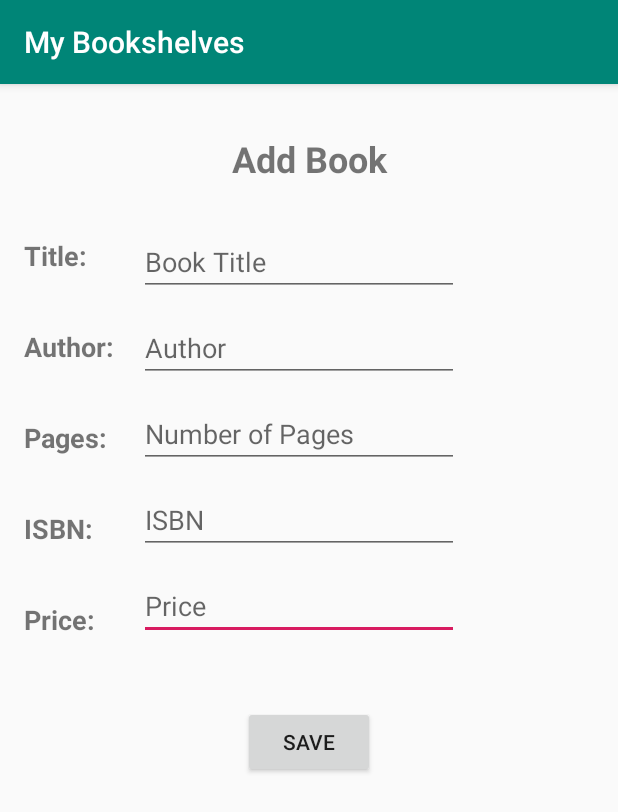
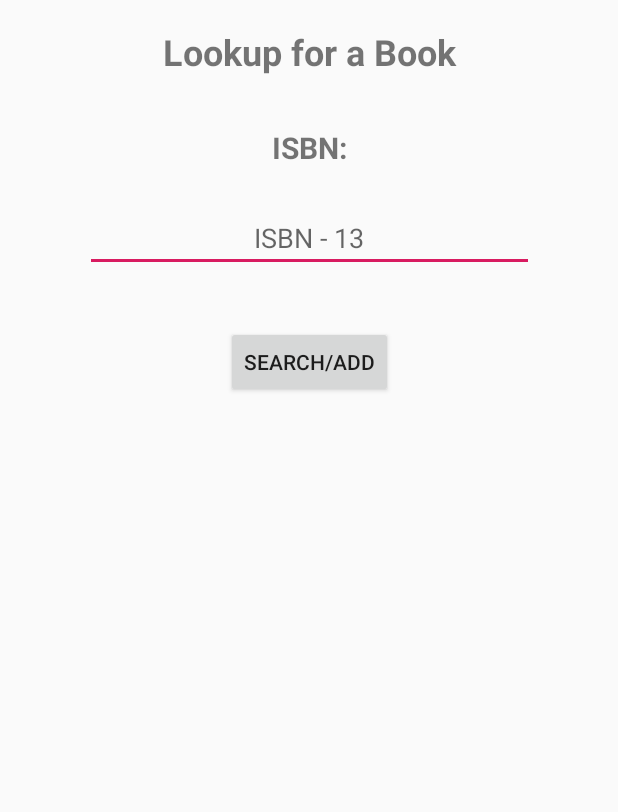
Before and after one commit to jgomez97/MyBookshelves, an Android app: the BookshelfActivity screen opened directly, with no data from a screen before it, in the options menu, after a tap on "Add New Book", on a phone screen of 412 x 824 dp. Shown: the top 812 px of the screen. Run offline under Robolectric (Android 15) with nearby library versions, the phone set to English and light mode, and no system bars; 3 statements that could not run were skipped.

Commit message:
GoogleBooksAPI implementation
+ Internet access permissions added to the AndroidManifest.xml
+ A new activity called BookLookup was implemented, it will ask just for an ISBN when user tries to add a new book. (Needs improvement)
+ A new util class called JsonHandler was created, its responsable to read the json file generated by the GoogleBooksApi and insert the information gathered into the book.

```diff
--- a/app/build.gradle
+++ b/app/build.gradle
@@ -22,6 +22,7 @@ dependencies {
     implementation fileTree(dir: 'libs', include: ['*.jar'])
     implementation 'com.android.support:appcompat-v7:27.1.1'
     implementation 'com.android.support.constraint:constraint-layout:1.1.3'
+    implementation 'com.android.support:design:27.1.1'
     testImplementation 'junit:junit:4.12'
     androidTestImplementation 'com.android.support.test:runner:1.0.2'
     androidTestImplementation 'com.android.support.test.espresso:espresso-core:3.0.2'
--- /dev/null
+++ b/app/src/main/java/cs4330/cs/utep/mybookshelves/BookLookup.java
@@ -0,0 +1,142 @@
+package cs4330.cs.utep.mybookshelves;
+
+import android.app.Activity;
+import android.content.Intent;
+import android.os.AsyncTask;
+import android.support.v7.app.AppCompatActivity;
+import android.os.Bundle;
+import android.util.JsonReader;
+import android.view.View;
+import android.widget.Button;
+import android.widget.TextView;
+
+import org.json.JSONArray;
+import org.json.JSONException;
+import org.json.JSONObject;
+
+import java.io.BufferedReader;
+import java.io.IOException;
+import java.io.InputStream;
+import java.io.InputStreamReader;
+import java.net.HttpURLConnection;
+import java.net.MalformedURLException;
+import java.net.URL;
+
+import cs4330.cs.utep.mybookshelves.manager.Book;
+import cs4330.cs.utep.mybookshelves.manager.Bookshelf;
+import cs4330.cs.utep.mybookshelves.utils.JsonHandler;
+
+public class BookLookup extends AppCompatActivity {
+
+    private Bookshelf bookshelf;
+    private Book book;
+
+    /** TextView */
+    private TextView lookupISBN;
+
+    /** Button */
+    private Button searchBtn;
+
+    /** Strings */
+    String isbn = "", link = "", text = "";
+    final private String key = "AIzaSyDeCpmRGZA0nTEgle1DUUq-RHLt9P8iwfU";
+
+    @Override
+    protected void onCreate(Bundle savedInstanceState) {
+        super.onCreate(savedInstanceState);
+        setContentView(R.layout.activity_book_lookup);
+
+        setUpComponents();
+
+        Intent i = getIntent();
+        bookshelf = (Bookshelf) i.getSerializableExtra("bookshelf");
+        if(i.hasExtra("isbn")) {
+           lookupISBN.setText(i.getStringExtra("isbn"));
+        }
+        book = new Book();
+
+        searchBtn.setOnClickListener(new View.OnClickListener() {
+            @Override
+            public void onClick(View view) {
+                if (!lookupISBN.getText().toString().matches("")) {
+                    if (lookupISBN.getText().toString().length() == 13) {
+                        isbn = lookupISBN.getText().toString();
+                        link = "https://www.googleapis.com/books/v1/volumes?q=isbn:" + isbn + "&key=" + key;
+                        new GoogleApiRequest().execute();
+                    } else {
+                        lookupISBN.setError("Please make sure you are introducing the full ISBN (13 characters) of the book.");
+                    }
+                } else {
+                    lookupISBN.setError("The isbn field cannot be empty.");
+                }
+            }
+        });
+    }
+
+    private class GoogleApiRequest extends AsyncTask<Void,Void,Void> {
+
+        @Override
+        protected Void doInBackground(Void... voids) {
+            if(isCancelled()){
+                return null;
+            }
+            try {
+                URL url = new URL(link);
+                HttpURLConnection httpURLConnection = (HttpURLConnection) url.openConnection();
+
+                InputStream inputStream = httpURLConnection.getInputStream();
+                BufferedReader bufferedReader = new BufferedReader(new InputStreamReader(inputStream));
+                String line = "";
+                while (line != null) {
+                    line = bufferedReader.readLine();
+                    text = text + line;
+                }
+            } catch (MalformedURLException e) {
+                e.printStackTrace();
+            } catch (IOException e) {
+                e.printStackTrace();
+            }
+            return null;
+        }
+
+        @Override
+        protected void onPostExecute(Void aVoid) {
+            super.onPostExecute(aVoid);
+
+            if(!bookIsOnAPI()) {
+                lookupISBN.setError("ISBN not found!");
+                this.cancel(true);
+            } else {
+                book.setIsbn(Long.parseLong(lookupISBN.getText().toString()));
+                book.setPrice(1.99);
+                book.setBookshelfName(bookshelf.getName());
+                JsonHandler reader = new JsonHandler(text, book);
+                book = reader.getBookData();
+
+                bookshelf.addBook("new", book);
+                getIntent().putExtra("bookshelf", bookshelf);
+                setResult(Activity.RESULT_OK, getIntent());
+                finish();
+            }
+        }
+    }
+
+    private boolean bookIsOnAPI() {
+        try {
+            JSONObject jObject = new JSONObject(text);
+            if(jObject.getInt("totalItems") >= 1)
+                return true;
+        } catch (JSONException e) {
+            e.printStackTrace();
+        }
+        return false;
+    }
+
+    /**
+     * Defines all components used by the activity.
+     * */
+    private void setUpComponents () {
+        lookupISBN = findViewById(R.id.isbnLookup);
+        searchBtn = findViewById(R.id.isbnButtonLookup);
+    }
+}
--- a/app/src/main/java/cs4330/cs/utep/mybookshelves/BookshelfActivity.java
+++ b/app/src/main/java/cs4330/cs/utep/mybookshelves/BookshelfActivity.java
@@ -100,9 +100,8 @@ public class BookshelfActivity extends AppCompatActivity {
     public boolean onOptionsItemSelected(MenuItem item) {
         switch(item.getItemId()) {
             case R.id.bookshelfMenuItem1:
-                Intent i = new Intent(this, BookEditor.class);
+                Intent i = new Intent(this, BookLookup.class);
                 i.putExtra("bookshelf", bookshelf);
-                i.putExtra("bookName", "new");
                 startActivityForResult(i, 1);
                 break;
             default:
--- a/app/src/main/res/layout/activity_book_editor.xml
+++ b/app/src/main/res/layout/activity_book_editor.xml
@@ -106,7 +106,7 @@
         android:id="@+id/bookEditorTitle"
         android:layout_width="222dp"
         android:layout_height="43dp"
-        android:layout_marginStart="94dp"
+        android:layout_marginStart="95dp"
         android:layout_marginTop="33dp"
         android:layout_marginEnd="94dp"
         android:text="Add Book"
--- /dev/null
+++ b/app/src/main/res/layout/activity_book_lookup.xml
@@ -0,0 +1,65 @@
+<?xml version="1.0" encoding="utf-8"?>
+<android.support.constraint.ConstraintLayout xmlns:android="http://schemas.android.com/apk/res/android"
+    xmlns:app="http://schemas.android.com/apk/res-auto"
+    xmlns:tools="http://schemas.android.com/tools"
+    android:layout_width="match_parent"
+    android:layout_height="match_parent"
+    tools:context=".BookLookup">
+
+    <TextView
+        android:id="@+id/titleLookup"
+        android:layout_width="368dp"
+        android:layout_height="wrap_content"
+        android:layout_marginStart="21dp"
+        android:layout_marginTop="18dp"
+        android:layout_marginEnd="21dp"
+        android:text="Lookup for a Book"
+        android:textAlignment="center"
+        android:textSize="24sp"
+        android:textStyle="bold"
+        app:layout_constraintEnd_toEndOf="parent"
+        app:layout_constraintStart_toStartOf="parent"
+        app:layout_constraintTop_toTopOf="parent" />
+
+    <TextView
+        android:id="@+id/isbnLabelLookup"
+        android:layout_width="wrap_content"
+        android:layout_height="wrap_content"
+        android:layout_marginStart="180dp"
+        android:layout_marginTop="34dp"
+        android:layout_marginEnd="180dp"
+        android:text="ISBN:"
+        android:textSize="20sp"
+        android:textStyle="bold"
+        app:layout_constraintEnd_toEndOf="parent"
+        app:layout_constraintStart_toStartOf="parent"
+        app:layout_constraintTop_toBottomOf="@+id/titleLookup" />
+
+    <EditText
+        android:id="@+id/isbnLookup"
+        android:layout_width="299dp"
+        android:layout_height="wrap_content"
+        android:layout_marginStart="56dp"
+        android:layout_marginTop="24dp"
+        android:layout_marginEnd="56dp"
+        android:ems="10"
+        android:hint="ISBN - 13"
+        android:inputType="number"
+        android:textAlignment="center"
+        app:layout_constraintEnd_toEndOf="parent"
+        app:layout_constraintStart_toStartOf="parent"
+        app:layout_constraintTop_toBottomOf="@+id/isbnLabelLookup" />
+
+    <Button
+        android:id="@+id/isbnButtonLookup"
+        android:layout_width="wrap_content"
+        android:layout_height="wrap_content"
+        android:layout_marginStart="161dp"
+        android:layout_marginTop="36dp"
+        android:layout_marginEnd="161dp"
+        android:text="Search/Add"
+        app:layout_constraintEnd_toEndOf="parent"
+        app:layout_constraintStart_toStartOf="parent"
+        app:layout_constraintTop_toBottomOf="@+id/isbnLookup" />
+
+</android.support.constraint.ConstraintLayout>
--- /dev/null
+++ b/app/src/main/res/values/dimens.xml
@@ -0,0 +1,3 @@
+<resources>
+    <dimen name="fab_margin">16dp</dimen>
+</resources>
--- a/app/src/main/res/values/strings.xml
+++ b/app/src/main/res/values/strings.xml
@@ -1,3 +1,4 @@
 <resources>
     <string name="app_name">My Bookshelves</string>
+    <string name="title_activity_book_lookup">BookLookup</string>
 </resources>
--- a/app/src/main/res/values/styles.xml
+++ b/app/src/main/res/values/styles.xml
@@ -8,4 +8,13 @@
         <item name="colorAccent">@color/colorAccent</item>
     </style>
 
+    <style name="AppTheme.NoActionBar">
+        <item name="windowActionBar">false</item>
+        <item name="windowNoTitle">true</item>
+    </style>
+
+    <style name="AppTheme.AppBarOverlay" parent="ThemeOverlay.AppCompat.Dark.ActionBar" />
+
+    <style name="AppTheme.PopupOverlay" parent="ThemeOverlay.AppCompat.Light" />
+
 </resources>
```
Also changed, not shown: app/src/main/AndroidManifest.xml (+7 -1 lines), app/src/main/java/cs4330/cs/utep/mybookshelves/utils/JsonHandler.java (added, +87 -0 lines), app/src/main/res/layout/content_book_lookup.xml (added, +11 -0 lines).
